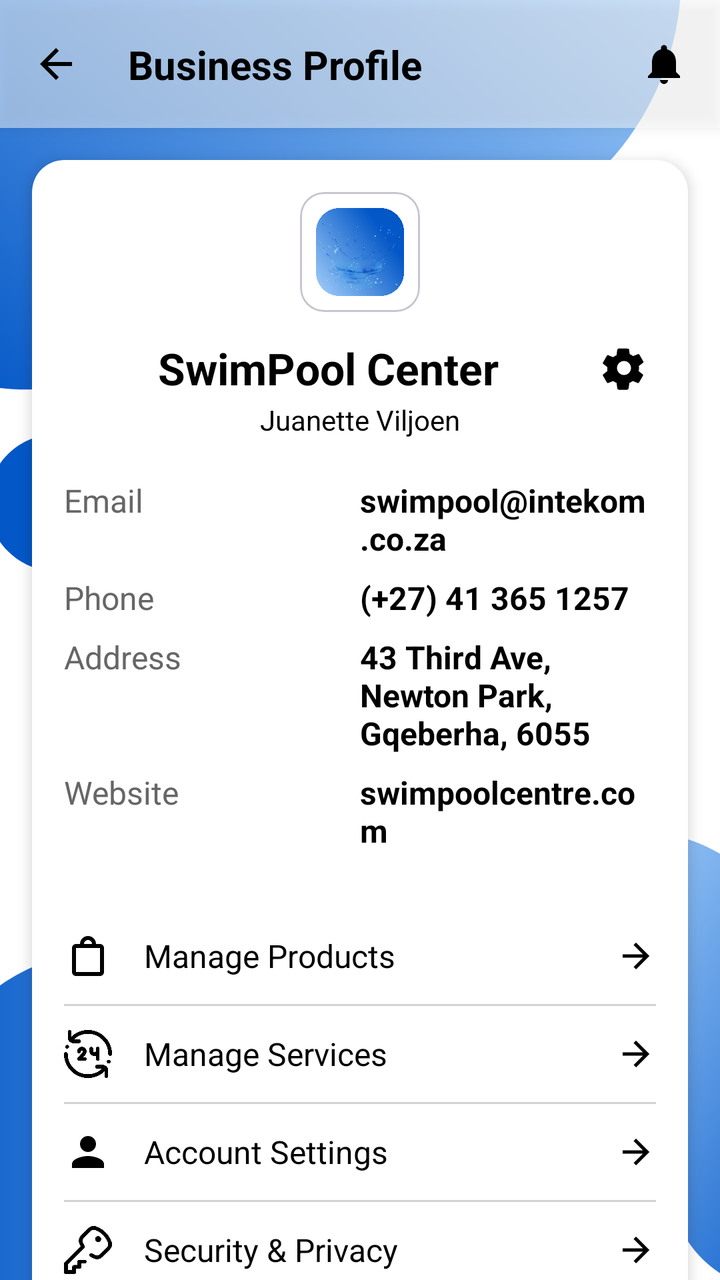
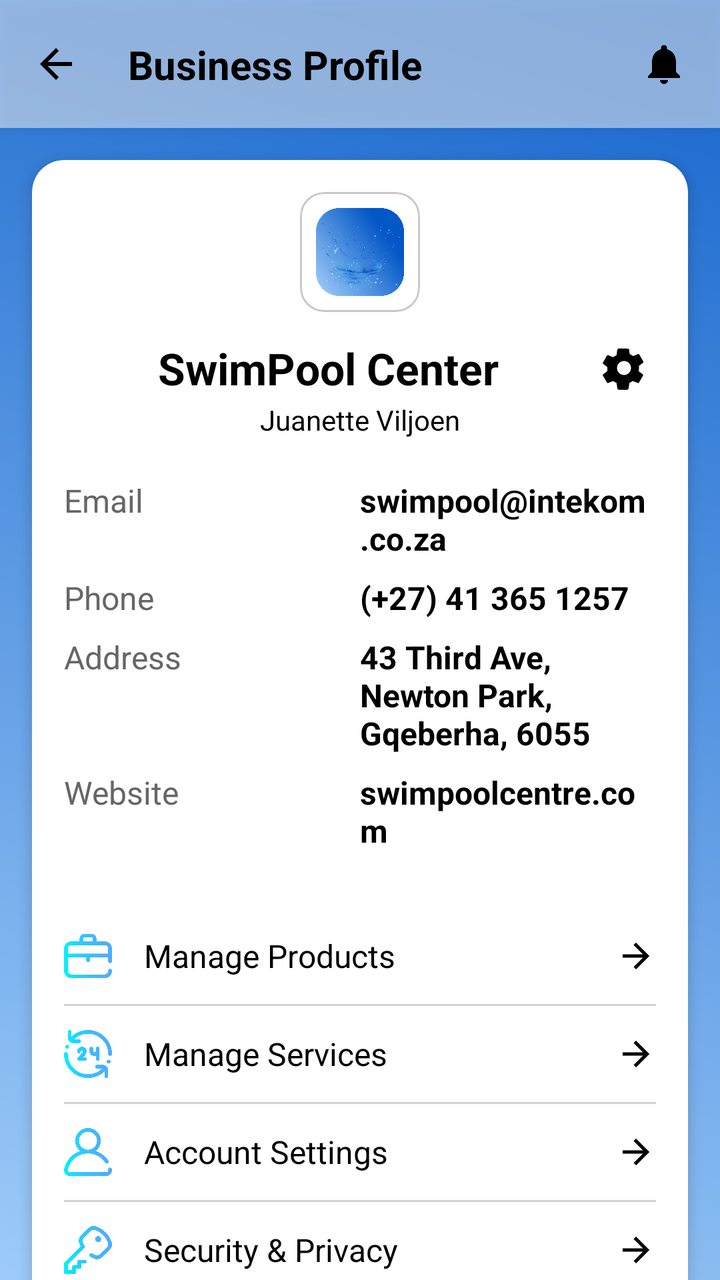

The first picture is an Android layout as it rendered before a commit; the second is the same layout after the commit. The layout source and the unified diff follow.
<!-- AndroidManifest.xml: application theme Theme.PoolApp -->
<!-- res/layout/sp_profile.xml -->
<?xml version="1.0" encoding="utf-8"?>
<androidx.constraintlayout.widget.ConstraintLayout
    xmlns:android="http://schemas.android.com/apk/res/android"
    xmlns:app="http://schemas.android.com/apk/res-auto"
    xmlns:tools="http://schemas.android.com/tools"
    android:layout_width="match_parent"
    android:layout_height="match_parent"
    android:background="@drawable/bg"
    tools:context=".SP_Profile">

    <androidx.constraintlayout.widget.ConstraintLayout
        android:id="@+id/profile_header_banner"
        android:layout_width="match_parent"
        android:layout_height="64dp"
        android:background="@color/white_transparent_50"
        android:elevation="4dp"
        app:layout_constraintEnd_toEndOf="parent"
        app:layout_constraintStart_toStartOf="parent"
        app:layout_constraintTop_toTopOf="parent">

        <ImageButton
            android:id="@+id/btn_back"
            android:layout_width="wrap_content"
            android:layout_height="wrap_content"
            android:background="@android:color/transparent"
            android:contentDescription="Back"
            android:padding="16dp"
            android:src="@drawable/ic_arrow_back_white_24dp"
            app:layout_constraintBottom_toBottomOf="parent"
            app:layout_constraintStart_toStartOf="parent"
            app:layout_constraintTop_toTopOf="parent"
            app:tint="@color/black" />

        <TextView
            android:id="@+id/tv_header_title"
            android:layout_width="wrap_content"
            android:layout_height="wrap_content"
            android:layout_marginStart="8dp"
            android:text="Business Profile"
            android:textColor="@color/black"
            android:textSize="20sp"
            android:textStyle="bold"
            app:layout_constraintBottom_toBottomOf="parent"
            app:layout_constraintStart_toEndOf="@id/btn_back"
            app:layout_constraintTop_toTopOf="parent" />

        <ImageButton
            android:id="@+id/btn_notifications"
            android:layout_width="wrap_content"
            android:layout_height="wrap_content"
            android:background="@android:color/transparent"
            android:contentDescription="Notifications"
            android:padding="16dp"
            android:src="@drawable/ic_notifications_white_24dp"
            app:layout_constraintBottom_toBottomOf="parent"
            app:layout_constraintEnd_toEndOf="parent"
            app:layout_constraintTop_toTopOf="parent"
            app:tint="@color/black" />

    </androidx.constraintlayout.widget.ConstraintLayout>

    <androidx.core.widget.NestedScrollView
        android:id="@+id/nestedScrollView"
        android:layout_width="0dp"
        android:layout_height="0dp"
        app:layout_constraintBottom_toBottomOf="parent"
        app:layout_constraintEnd_toEndOf="parent"
        app:layout_constraintStart_toStartOf="parent"
        app:layout_constraintTop_toBottomOf="@id/profile_header_banner">

        <LinearLayout
            android:layout_width="match_parent"
            android:layout_height="wrap_content"
            android:orientation="vertical"
            android:paddingBottom="80dp">

            <androidx.cardview.widget.CardView
                android:layout_width="match_parent"
                android:layout_height="wrap_content"
                android:layout_marginHorizontal="16dp"
                android:layout_marginTop="16dp"
                android:layout_marginBottom="16dp"
                app:cardCornerRadius="16dp"
                app:cardElevation="4dp">

                <LinearLayout
                    android:layout_width="match_parent"
                    android:layout_height="wrap_content"
                    android:orientation="vertical"
                    android:paddingBottom="16dp">

                    <LinearLayout
                        android:layout_width="match_parent"
                        android:layout_height="wrap_content"
                        android:background="@color/white_transparent_50"
                        android:backgroundTint="@color/white_transparent_50"
                        android:foregroundTint="@color/white_transparent_50"
                        android:orientation="vertical"
                        android:paddingHorizontal="16dp"
                        android:paddingTop="16dp"
                        android:paddingBottom="16dp">

                        <com.google.android.material.card.MaterialCardView
                            android:layout_width="60dp"
                            android:layout_height="60dp"
                            android:layout_gravity="center_horizontal"
                            android:layout_marginBottom="12dp">

                            <ImageView
                                android:id="@+id/iv_profile_picture"
                                android:layout_width="match_parent"
                                android:layout_height="match_parent"
                                android:background="@color/white"
                                android:contentDescription="Business Logo"
                                android:padding="8dp"
                                android:scaleType="centerInside"
                                android:src="@drawable/launcher_icon" />
                        </com.google.android.material.card.MaterialCardView>

                        <LinearLayout
                            android:layout_width="match_parent"
                            android:layout_height="wrap_content"
                            android:layout_marginBottom="16dp"
                            android:gravity="center_vertical"
                            android:orientation="horizontal">

                            <TextView
                                android:id="@+id/tv_business_name"
                                android:layout_width="0dp"
                                android:layout_height="wrap_content"
                                android:layout_weight="1"
                                android:gravity="center_horizontal"
                                android:text="SwimPool Center"
                                android:textColor="@color/black"
                                android:textSize="22sp"
                                android:textStyle="bold" />

                            <ImageButton
                                android:id="@+id/btn_settings_gear"
                                android:layout_width="wrap_content"
                                android:layout_height="wrap_content"
                                android:background="@android:color/transparent"
                                android:contentDescription="Settings"
                                android:padding="4dp"
                                android:src="@drawable/ic_settings_black_24dp"
                                app:tint="@color/black" />
                        </LinearLayout>

                        <TextView
                            android:id="@+id/tv_owner_name"
                            android:layout_width="wrap_content"
                            android:layout_height="wrap_content"
                            android:layout_gravity="center_horizontal"
                            android:layout_marginTop="-16dp"
                            android:layout_marginBottom="16dp"
                            android:text="Juanette Viljoen"
                            android:textColor="@color/black"
                            android:textSize="14sp" />

                        <TableLayout
                            android:layout_width="match_parent"
                            android:layout_height="wrap_content"
                            android:stretchColumns="1">

                            <TableRow>

                                <TextView
                                    style="@style/ProfileDetailLabel"
                                    android:text="Email" />

                                <TextView
                                    android:id="@+id/tv_detail_email"
                                    style="@style/ProfileDetailValue"
                                    android:text="swimpool@intekom.co.za" />
                            </TableRow>

                            <TableRow>

                                <TextView
                                    style="@style/ProfileDetailLabel"
                                    android:text="Phone" />

                                <TextView
                                    android:id="@+id/tv_detail_phone"
                                    style="@style/ProfileDetailValue"
                                    android:text="(+27) 41 365 1257" />
                            </TableRow>

                            <TableRow>

                                <TextView
                                    style="@style/ProfileDetailLabel"
                                    android:text="Address" />

                                <TextView
                                    android:id="@+id/tv_detail_location"
                                    style="@style/ProfileDetailValue"
                                    android:text="43 Third Ave, Newton Park, Gqeberha, 6055" />
                            </TableRow>

                            <TableRow>

                                <TextView
                                    style="@style/ProfileDetailLabel"
                                    android:text="Website" />

                                <TextView
                                    android:id="@+id/tv_detail_website"
                                    style="@style/ProfileDetailValue"
                                    android:text="swimpoolcentre.com" />
                            </TableRow>
                        </TableLayout>
                    </LinearLayout>

                    <LinearLayout
                        android:layout_width="match_parent"
                        android:layout_height="wrap_content"
                        android:background="@android:color/transparent"
                        android:orientation="vertical"
                        android:paddingHorizontal="16dp"
                        android:layout_marginTop="8dp">

                        <LinearLayout
                            android:id="@+id/option_manage_products"
                            android:layout_width="match_parent"
                            android:layout_height="wrap_content"
                            android:orientation="horizontal"
                            android:gravity="center_vertical"
                            android:paddingVertical="12dp"
                            android:clickable="true"
                            android:focusable="true"
                            android:background="?attr/selectableItemBackground">
                            <ImageView
                                android:id="@+id/icon_left_products"
                                android:layout_width="24dp"
                                android:layout_height="24dp"
                                android:src="@drawable/ic_manage_products"
                                android:contentDescription="Manage Products Icon"
                                app:tint="@color/black"
                                android:layout_marginEnd="16dp"/>

                            <TextView
                                android:id="@+id/tv_label_products"
                                android:layout_width="0dp"
                                android:layout_height="wrap_content"
                                android:layout_weight="1"
                                android:text="Manage Products"
                                android:textSize="16sp"
                                android:textColor="@color/black"/>

                            <ImageView
                                android:layout_width="20dp"
                                android:layout_height="20dp"
                                android:src="@drawable/ic_arrow_forward_black_24dp"
                                app:tint="@color/black"
                                android:contentDescription="Go to"/>
                        </LinearLayout>

                        <View style="@style/DividerLine" />

                        <LinearLayout
                            android:id="@+id/option_manage_services"
                            android:layout_width="match_parent"
                            android:layout_height="wrap_content"
                            android:orientation="horizontal"
                            android:gravity="center_vertical"
                            android:paddingVertical="12dp"
                            android:clickable="true"
                            android:focusable="true"
                            android:background="?attr/selectableItemBackground">
                            <ImageView
                                android:id="@+id/icon_left_services"
                                android:layout_width="24dp"
                                android:layout_height="24dp"
                                android:src="@drawable/services"
                                android:contentDescription="Manage Services Icon"
                                app:tint="@color/black"
                                android:layout_marginEnd="16dp"/>

                            <TextView
                                android:id="@+id/tv_label_services"
                                android:layout_width="0dp"
                                android:layout_height="wrap_content"
                                android:layout_weight="1"
                                android:text="Manage Services"
                                android:textSize="16sp"
                                android:textColor="@color/black"/>

                            <ImageView
                                android:layout_width="20dp"
                                android:layout_height="20dp"
                                android:src="@drawable/ic_arrow_forward_black_24dp"
                                app:tint="@color/black"
                                android:contentDescription="Go to"/>
                        </LinearLayout>

                        <View style="@style/DividerLine" />

                        <LinearLayout
                            android:id="@+id/option_account_settings_sp"
                            android:layout_width="match_parent"
                            android:layout_height="wrap_content"
                            android:orientation="horizontal"
                            android:gravity="center_vertical"
                            android:paddingVertical="12dp"
                            android:clickable="true"
                            android:focusable="true"
                            android:background="?attr/selectableItemBackground">
                            <ImageView
                                android:id="@+id/icon_left_account"
                                android:layout_width="24dp"
                                android:layout_height="24dp"
                                android:src="@drawable/ic_account_settings"
                                android:contentDescription="Account Settings Icon"
                                app:tint="@color/black"
                                android:layout_marginEnd="16dp"/>

                            <TextView
                                android:id="@+id/tv_label_account"
                                android:layout_width="0dp"
                                android:layout_height="wrap_content"
                                android:layout_weight="1"
                                android:text="Account Settings"
                                android:textSize="16sp"
                                android:textColor="@color/black"/>

                            <ImageView
                                android:layout_width="20dp"
                                android:layout_height="20dp"
                                android:src="@drawable/ic_arrow_forward_black_24dp"
                                app:tint="@color/black"
                                android:contentDescription="Go to"/>
                        </LinearLayout>

                        <View style="@style/DividerLine" />

                        <LinearLayout
                            android:id="@+id/option_security_privacy_sp"
                            android:layout_width="match_parent"
                            android:layout_height="wrap_content"
                            android:orientation="horizontal"
                            android:gravity="center_vertical"
                            android:paddingVertical="12dp"
                            android:clickable="true"
                            android:focusable="true"
                            android:background="?attr/selectableItemBackground">
                            <ImageView
                                android:id="@+id/icon_left_security"
                                android:layout_width="24dp"
                                android:layout_height="24dp"
                                android:src="@drawable/password"
                                android:contentDescription="Security and Privacy Icon"
                                app:tint="@color/black"
                                android:layout_marginEnd="16dp"/>

                            <TextView
                                android:id="@+id/tv_label_security"
                                android:layout_width="0dp"
                                android:layout_height="wrap_content"
                                android:layout_weight="1"
                                android:text="Security &amp; Privacy"
                                android:textSize="16sp"
                                android:textColor="@color/black"/>

                            <ImageView
                                android:layout_width="20dp"
                                android:layout_height="20dp"
                                android:src="@drawable/ic_arrow_forward_black_24dp"
                                app:tint="@color/black"
                                android:contentDescription="Go to"/>
                        </LinearLayout>

                        <View style="@style/DividerLine" />

                        <LinearLayout
                            android:id="@+id/option_help_center"
                            android:layout_width="match_parent"
                            android:layout_height="wrap_content"
                            android:orientation="horizontal"
                            android:gravity="center_vertical"
                            android:paddingVertical="12dp"
                            android:clickable="true"
                            android:focusable="true"
                            android:background="?attr/selectableItemBackground">
                            <ImageView
                                android:id="@+id/icon_left_help"
                                android:layout_width="24dp"
                                android:layout_height="24dp"
                                android:src="@drawable/ic_help_center"
                                android:contentDescription="Help Center Icon"
                                app:tint="@color/black"
                                android:layout_marginEnd="16dp"/>

                            <TextView
                                android:id="@+id/tv_label_help"
                                android:layout_width="0dp"
                                android:layout_height="wrap_content"
                                android:layout_weight="1"
                                android:text="Help Center"
                                android:textSize="16sp"
                                android:textColor="@color/black"/>

                            <ImageView
                                android:layout_width="20dp"
                                android:layout_height="20dp"
                                android:src="@drawable/ic_arrow_forward_black_24dp"
                                app:tint="@color/black"
                                android:contentDescription="Go to"/>
                        </LinearLayout>

                    </LinearLayout>

                    <com.google.android.material.button.MaterialButton
                        android:id="@+id/btn_sp_logout"
                        android:layout_width="match_parent"
                        android:layout_height="60dp"
                        android:layout_marginHorizontal="16dp"
                        android:layout_marginTop="32dp"
                        android:text="Log out"
                        android:textAllCaps="false"
                        android:textSize="18sp"
                        app:backgroundTint="@color/PrimaryColour"
                        app:cornerRadius="8dp" />

                </LinearLayout>
            </androidx.cardview.widget.CardView>

        </LinearLayout>
    </androidx.core.widget.NestedScrollView>

</androidx.constraintlayout.widget.ConstraintLayout>
<!-- resources referenced by this layout -->
<resources>
  <color name="PrimaryColour">#096ca7</color>
  <color name="black">#FF000000</color>
  <color name="white">#FFFFFFFF</color>
  <color name="white_transparent_50">#80FFFFFF</color>
  <!-- drawable bg: png bitmap (drawable, 162357 bytes) -->
  <!-- drawable ic_account_settings (drawable) -->
  <vector xmlns:android="http://schemas.android.com/apk/res/android"
      android:width="24dp"
      android:height="24dp"
      android:viewportWidth="24"
      android:viewportHeight="24"
      android:tint="#000000">
      <path
          android:fillColor="@android:color/black"
          android:pathData="M12 12c2.21 0 4-1.79 4-4s-1.79-4-4-4-4 1.79-4 4 1.79 4 4 4zm0 2c-2.67 0-8 1.34-8 4v2h16v-2c0-2.66-5.33-4-8-4z"/>
  </vector>
  <!-- drawable ic_arrow_back_white_24dp (drawable) -->
  <vector xmlns:android="http://schemas.android.com/apk/res/android"
      android:width="24dp"
      android:height="24dp"
      android:viewportWidth="24"
      android:viewportHeight="24"
      android:tint="#FFFFFF"> <path
      android:fillColor="@android:color/white"
      android:pathData="M20,11L7.83,11l5.59,-5.59L12,4L4,12l8,8 1.41,-1.41L7.83,13L20,13z"/>
  </vector>
  <!-- drawable ic_arrow_forward_black_24dp (drawable) -->
  <vector xmlns:android="http://schemas.android.com/apk/res/android"
      android:width="24dp"
      android:height="24dp"
      android:viewportWidth="24"
      android:viewportHeight="24"
      android:tint="#000000"> <path
      android:fillColor="@android:color/black"
      android:pathData="M12,4l-1.41,1.41L16.17,11H4v2h12.17l-5.58,5.59L12,20l8,-8z"/>
  </vector>
  <!-- drawable ic_help_center (drawable) -->
  <vector xmlns:android="http://schemas.android.com/apk/res/android"
      android:width="24dp"
      android:height="24dp"
      android:viewportWidth="24"
      android:viewportHeight="24"
      android:tint="#000000">
      <path
          android:fillColor="@android:color/black"
          android:pathData="M12 2C6.48 2 2 6.48 2 12s4.48 10 10 10 10-4.48 10-10S17.52 2 12 2zm0 18c-4.41 0-8-3.59-8-8s3.59-8 8-8 8 3.59 8 8-3.59 8-8 8zm-1-4h2v-2h-2v2zm0-4h2V8h-2v4z"/>
  </vector>
  <!-- drawable ic_manage_products (drawable) -->
  <vector xmlns:android="http://schemas.android.com/apk/res/android"
      android:width="24dp"
      android:height="24dp"
      android:viewportWidth="24"
      android:viewportHeight="24"
      android:tint="#000000">
      <path
          android:fillColor="@android:color/black"
          android:pathData="M18 6h-2c0-2.21-1.79-4-4-4S8 3.79 8 6H6c-1.1 0-2 .9-2 2v12c0 1.1.9 2 2 2h12c1.1 0 2-.9 2-2V8c0-1.1-.9-2-2-2zm-6-2c1.1 0 2 .9 2 2h-4c0-1.1.9-2 2-2zm6 16H6V8h12v12z"/>
  </vector>
  <style name="DividerLine">
          <item name="android:layout_width">match_parent</item>
          <item name="android:layout_height">1dp</item>
          <item name="android:background">@color/grey_light</item>
      </style>
  <style name="ProfileDetailLabel">
          <item name="android:layout_width">0dp</item>
          <item name="android:layout_height">wrap_content</item>
          <item name="android:layout_weight">1</item>
          <item name="android:textSize">16sp</item>
          <item name="android:textColor">@color/grey_dark</item>
          <item name="android:paddingVertical">4dp</item>
      </style>
  <style name="ProfileDetailValue" parent="ProfileDetailLabel">
          <item name="android:textColor">@color/black</item>
          <item name="android:textStyle">bold</item>
      </style>
  <color name="grey_light">#D3D3D3</color>
  <color name="grey_dark">#666666</color>
  <color name="colorPrimary">#096ca7</color>
  <color name="colorPrimaryVariant">#034b75</color>
  <color name="colorOnPrimary">#FFFFFF</color>
  <color name="colorSecondary">#0A57FF</color>
  <color name="colorOnSecondary">#FFFFFF</color>
  <color name="colorSurface">#FFFFFF</color>
  <color name="colorOnSurface">#1C1B1F</color>
  <!-- unchanged entries left out for length: 6 -->
</resources>

<!-- the commit's change to res/layout/sp_profile.xml (unified diff, before → after) -->
@@ -5,7 +5,7 @@
     xmlns:tools="http://schemas.android.com/tools"
     android:layout_width="match_parent"
     android:layout_height="match_parent"
-    android:background="@drawable/bg"
+    android:background="@drawable/pbg"
     tools:context=".SP_Profile">
 
     <androidx.constraintlayout.widget.ConstraintLayout
@@ -142,8 +142,7 @@
                                 android:background="@android:color/transparent"
                                 android:contentDescription="Settings"
                                 android:padding="4dp"
-                                android:src="@drawable/ic_settings_black_24dp"
-                                app:tint="@color/black" />
+                                android:src="@drawable/ic_settings_black_24dp" />
                         </LinearLayout>
 
                         <TextView
@@ -234,9 +233,8 @@
                                 android:id="@+id/icon_left_products"
                                 android:layout_width="24dp"
                                 android:layout_height="24dp"
-                                android:src="@drawable/ic_manage_products"
+                                android:src="@drawable/business"
                                 android:contentDescription="Manage Products Icon"
-                                app:tint="@color/black"
                                 android:layout_marginEnd="16dp"/>
 
                             <TextView
@@ -274,7 +272,6 @@
                                 android:layout_height="24dp"
                                 android:src="@drawable/services"
                                 android:contentDescription="Manage Services Icon"
-                                app:tint="@color/black"
                                 android:layout_marginEnd="16dp"/>
 
                             <TextView
@@ -310,9 +307,8 @@
                                 android:id="@+id/icon_left_account"
                                 android:layout_width="24dp"
                                 android:layout_height="24dp"
-                                android:src="@drawable/ic_account_settings"
+                                android:src="@drawable/profile"
                                 android:contentDescription="Account Settings Icon"
-                                app:tint="@color/black"
                                 android:layout_marginEnd="16dp"/>
 
                             <TextView
@@ -350,7 +346,6 @@
                                 android:layout_height="24dp"
                                 android:src="@drawable/password"
                                 android:contentDescription="Security and Privacy Icon"
-                                app:tint="@color/black"
                                 android:layout_marginEnd="16dp"/>
 
                             <TextView
@@ -386,9 +381,8 @@
                                 android:id="@+id/icon_left_help"
                                 android:layout_width="24dp"
                                 android:layout_height="24dp"
-                                android:src="@drawable/ic_help_center"
+                                android:src="@drawable/tips"
                                 android:contentDescription="Help Center Icon"
-                                app:tint="@color/black"
                                 android:layout_marginEnd="16dp"/>
 
                             <TextView
@@ -412,15 +406,18 @@
 
                     <com.google.android.material.button.MaterialButton
                         android:id="@+id/btn_sp_logout"
-                        android:layout_width="match_parent"
-                        android:layout_height="60dp"
-                        android:layout_marginHorizontal="16dp"
-                        android:layout_marginTop="32dp"
-                        android:text="Log out"
-                        android:textAllCaps="false"
-                        android:textSize="18sp"
-                        app:backgroundTint="@color/PrimaryColour"
-                        app:cornerRadius="8dp" />
+                        android:layout_width="308dp"
+                        android:layout_height="55dp"
+                        android:layout_gravity="center_horizontal"
+                        android:layout_marginTop="8dp"
+                        android:layout_marginBottom="16dp"
+                        android:background="@drawable/custom_button2"
+                        android:paddingVertical="12dp"
+                        android:text="Log Out"
+                        android:textColor="@color/white"
+                        android:textSize="18dp"
+                        app:backgroundTint="@null"
+                        app:rippleColor="@color/white_transparent_50" />
 
                 </LinearLayout>
             </androidx.cardview.widget.CardView>
<!-- resource entries referenced after the edit -->
@@ -1,21 +1,22 @@
 <!-- resources referenced by this layout -->
 <resources>
-  <color name="PrimaryColour">#096ca7</color>
   <color name="black">#FF000000</color>
   <color name="white">#FFFFFFFF</color>
   <color name="white_transparent_50">#80FFFFFF</color>
-  <!-- drawable bg: png bitmap (drawable, 162357 bytes) -->
-  <!-- drawable ic_account_settings (drawable) -->
-  <vector xmlns:android="http://schemas.android.com/apk/res/android"
-      android:width="24dp"
-      android:height="24dp"
-      android:viewportWidth="24"
-      android:viewportHeight="24"
-      android:tint="#000000">
-      <path
-          android:fillColor="@android:color/black"
-          android:pathData="M12 12c2.21 0 4-1.79 4-4s-1.79-4-4-4-4 1.79-4 4 1.79 4 4 4zm0 2c-2.67 0-8 1.34-8 4v2h16v-2c0-2.66-5.33-4-8-4z"/>
-  </vector>
+  <!-- drawable business: png bitmap (drawable, 12078 bytes) -->
+  <!-- drawable custom_button2 (drawable) -->
+  <?xml version="1.0" encoding="utf-8"?>
+  <shape xmlns:android="http://schemas.android.com/apk/res/android" android:shape="rectangle">
+  
+      <gradient
+          android:startColor="#0357c7"
+          android:endColor="#4795e1"
+          android:type="linear"/>
+  
+      <corners
+          android:radius="50dp"/>
+  
+  </shape>
   <!-- drawable ic_arrow_back_white_24dp (drawable) -->
   <vector xmlns:android="http://schemas.android.com/apk/res/android"
       android:width="24dp"
@@ -36,28 +37,9 @@
       android:fillColor="@android:color/black"
       android:pathData="M12,4l-1.41,1.41L16.17,11H4v2h12.17l-5.58,5.59L12,20l8,-8z"/>
   </vector>
-  <!-- drawable ic_help_center (drawable) -->
-  <vector xmlns:android="http://schemas.android.com/apk/res/android"
-      android:width="24dp"
-      android:height="24dp"
-      android:viewportWidth="24"
-      android:viewportHeight="24"
-      android:tint="#000000">
-      <path
-          android:fillColor="@android:color/black"
-          android:pathData="M12 2C6.48 2 2 6.48 2 12s4.48 10 10 10 10-4.48 10-10S17.52 2 12 2zm0 18c-4.41 0-8-3.59-8-8s3.59-8 8-8 8 3.59 8 8-3.59 8-8 8zm-1-4h2v-2h-2v2zm0-4h2V8h-2v4z"/>
-  </vector>
-  <!-- drawable ic_manage_products (drawable) -->
-  <vector xmlns:android="http://schemas.android.com/apk/res/android"
-      android:width="24dp"
-      android:height="24dp"
-      android:viewportWidth="24"
-      android:viewportHeight="24"
-      android:tint="#000000">
-      <path
-          android:fillColor="@android:color/black"
-          android:pathData="M18 6h-2c0-2.21-1.79-4-4-4S8 3.79 8 6H6c-1.1 0-2 .9-2 2v12c0 1.1.9 2 2 2h12c1.1 0 2-.9 2-2V8c0-1.1-.9-2-2-2zm-6-2c1.1 0 2 .9 2 2h-4c0-1.1.9-2 2-2zm6 16H6V8h12v12z"/>
-  </vector>
+  <!-- drawable pbg: png bitmap (drawable, 122204 bytes) -->
+  <!-- drawable profile: png bitmap (drawable, 22789 bytes) -->
+  <!-- drawable tips: png bitmap (drawable, 13449 bytes) -->
   <style name="DividerLine">
           <item name="android:layout_width">match_parent</item>
           <item name="android:layout_height">1dp</item>
